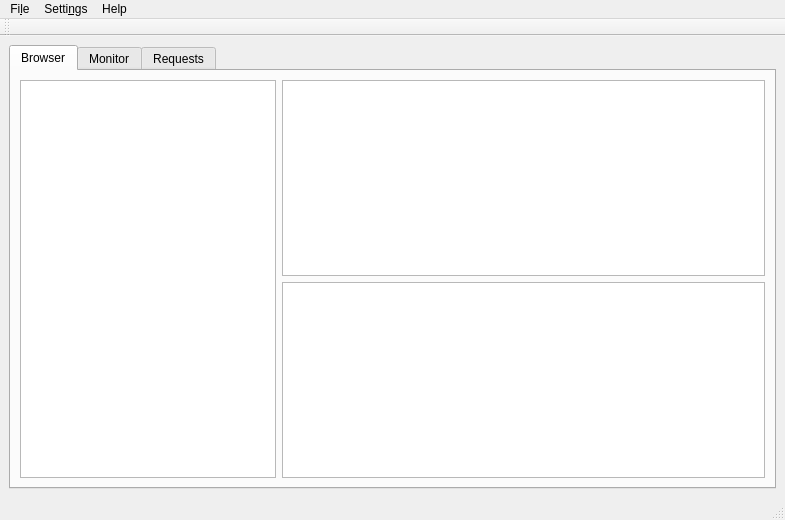
Qt form src/mainwindow.ui (javierllorente/qactus) before a commit.
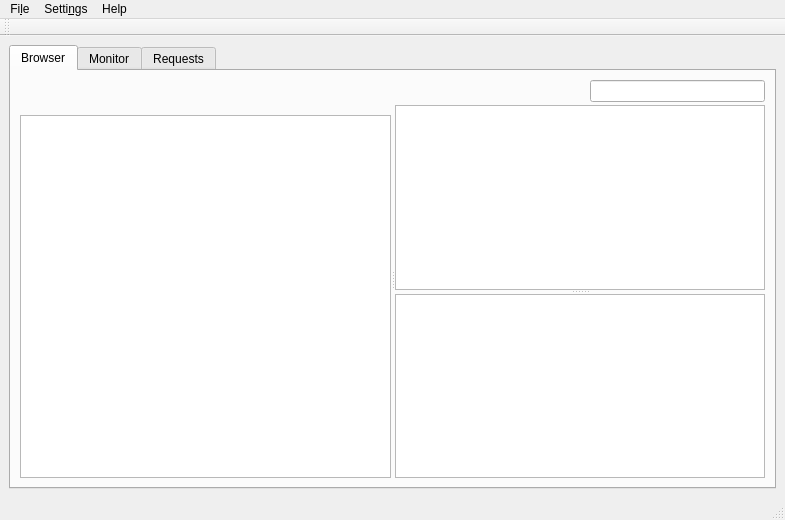
The same form after that commit. Icons and pictures are not drawn. Custom widgets are drawn as their Qt base class.

Commit message: morph treeProjects and treeBuilds into QTreeView, add splitters

The edit to the form file:
```diff
--- a/src/mainwindow.ui
+++ b/src/mainwindow.ui
@@ -30,9 +30,50 @@
        </attribute>
        <layout class="QHBoxLayout" name="horizontalLayout_browserTab">
         <item>
-         <widget class="QTreeWidget" name="treeProjects">
+         <widget class="QSplitter" name="hSplitterBrowser">
           <property name="sizePolicy">
-           <sizepolicy hsizetype="Minimum" vsizetype="Expanding">
+           <sizepolicy hsizetype="Expanding" vsizetype="Preferred">
+            <horstretch>0</horstretch>
+            <verstretch>0</verstretch>
+           </sizepolicy>
+          </property>
+          <property name="minimumSize">
+           <size>
+            <width>100</width>
+            <height>0</height>
+           </size>
+          </property>
+          <property name="orientation">
+           <enum>Qt::Horizontal</enum>
+          </property>
+          <widget class="QWidget" name="verticalLayoutWidget">
+           <layout class="QVBoxLayout" name="verticalLayout_6" stretch="0,0">
+            <property name="spacing">
+             <number>3</number>
+            </property>
+            <property name="sizeConstraint">
+             <enum>QLayout::SetDefaultConstraint</enum>
+            </property>
+            <item>
+             <spacer name="verticalSpacer">
+              <property name="orientation">
+               <enum>Qt::Vertical</enum>
+              </property>
+              <property name="sizeType">
+               <enum>QSizePolicy::Fixed</enum>
+              </property>
+              <property name="sizeHint" stdset="0">
+               <size>
+                <width>100</width>
+                <height>35</height>
+               </size>
+              </property>
+             </spacer>
+            </item>
+            <item>
+             <widget class="QTreeView" name="treeProjects">
+              <property name="sizePolicy">
+               <sizepolicy hsizetype="Expanding" vsizetype="Expanding">
             <horstretch>0</horstretch>
             <verstretch>0</verstretch>
            </sizepolicy>
@@ -46,17 +87,49 @@
           <attribute name="headerVisible">
            <bool>false</bool>
           </attribute>
-          <column>
-           <property name="text">
-            <string notr="true">1</string>
-           </property>
-          </column>
+              <attribute name="headerDefaultSectionSize">
+               <number>0</number>
+              </attribute>
+             </widget>
+            </item>
+           </layout>
+          </widget>
+          <widget class="QWidget" name="verticalLayoutWidget_2">
+           <layout class="QVBoxLayout" name="verticalLayout_7">
+            <property name="spacing">
+             <number>3</number>
+            </property>
+            <property name="sizeConstraint">
+             <enum>QLayout::SetDefaultConstraint</enum>
+            </property>
+            <item alignment="Qt::AlignRight">
+             <widget class="QLineEdit" name="lineEditFilter">
+              <property name="sizePolicy">
+               <sizepolicy hsizetype="Fixed" vsizetype="Fixed">
+                <horstretch>0</horstretch>
+                <verstretch>0</verstretch>
+               </sizepolicy>
+              </property>
+              <property name="minimumSize">
+               <size>
+                <width>175</width>
+                <height>0</height>
+               </size>
+              </property>
+              <property name="alignment">
+               <set>Qt::AlignLeading|Qt::AlignLeft|Qt::AlignVCenter</set>
+              </property>
+              <property name="clearButtonEnabled">
+               <bool>true</bool>
+              </property>
          </widget>
         </item>
         <item>
-         <layout class="QVBoxLayout" name="verticalLayout_2">
-          <item>
-           <widget class="QTreeWidget" name="treeBuilds">
+             <widget class="QSplitter" name="vSplitterBrowser">
+              <property name="orientation">
+               <enum>Qt::Vertical</enum>
+              </property>
+              <widget class="QTreeView" name="treeBuilds">
             <property name="sizePolicy">
              <sizepolicy hsizetype="Expanding" vsizetype="Expanding">
               <horstretch>0</horstretch>
@@ -69,29 +142,26 @@
             <attribute name="headerVisible">
              <bool>false</bool>
             </attribute>
-            <column>
-             <property name="text">
-              <string notr="true">1</string>
-             </property>
-            </column>
-           </widget>
-          </item>
-          <item>
-           <widget class="QTreeWidget" name="treeFiles">
+               <attribute name="headerDefaultSectionSize">
+                <number>0</number>
+               </attribute>
+              </widget>
+              <widget class="QTreeView" name="treeFiles">
             <property name="rootIsDecorated">
              <bool>false</bool>
             </property>
             <attribute name="headerVisible">
              <bool>false</bool>
             </attribute>
-            <column>
-             <property name="text">
-              <string notr="true">1</string>
-             </property>
-            </column>
+               <attribute name="headerDefaultSectionSize">
+                <number>0</number>
+               </attribute>
+              </widget>
            </widget>
           </item>
          </layout>
+          </widget>
+         </widget>
         </item>
        </layout>
       </widget>
```
Lines whose indentation alone changed are shown as unchanged.
